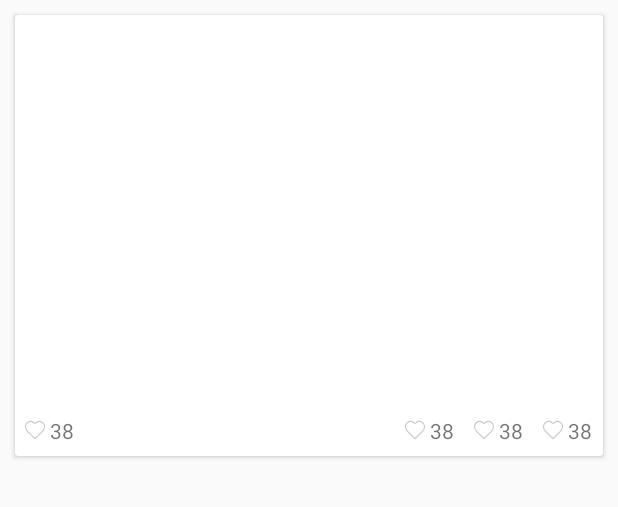
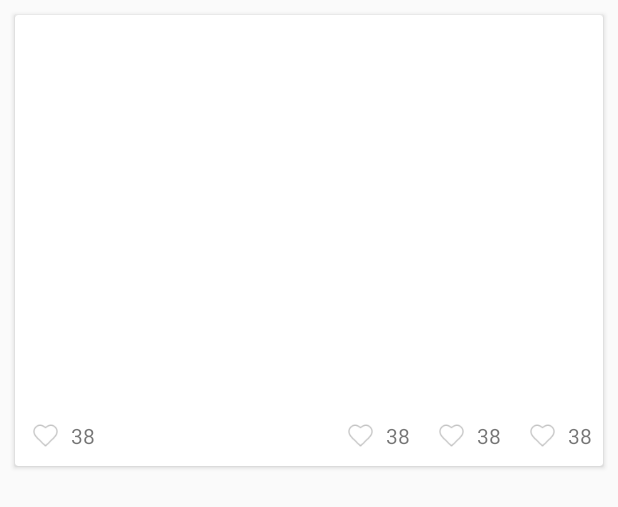
Before and after one commit to andy-yyyy/Dribbble, an Android app: the layout item_shots_list.xml on its own in the app's theme, with its tools: preview values and no code run, on a phone screen of 412 x 824 dp. Shown: the top 507 px of the screen. Run offline under Robolectric (Android 15) with nearby library versions, the phone set to English and light mode, and no system bars.

Commit message:
列表点赞操作

```diff
--- a/app/src/main/java/com/andy/dribbble/api/ShotsService.java
+++ b/app/src/main/java/com/andy/dribbble/api/ShotsService.java
@@ -32,4 +32,8 @@ public class ShotsService {
     public static void likeShot(int shotId, Callback<Object> callback) {
         ApiUtil.getApi(CLASS).likeShot(shotId, TOKEN).enqueue(callback);
     }
+
+    public static void checkShot(int shotId, Callback<Object> callback) {
+        ApiUtil.getApi(CLASS).checkLike(shotId, TOKEN).enqueue(callback);
+    }
 }
--- a/app/src/main/res/layout/item_shots_list.xml
+++ b/app/src/main/res/layout/item_shots_list.xml
@@ -16,19 +16,19 @@
             android:layout_width="match_parent"
             android:layout_height="260dp" />
         <RelativeLayout
-            android:padding="5dp"
             android:layout_width="match_parent"
             android:layout_height="wrap_content"
             android:layout_below="@id/image">
             <com.andy.dribbble.view.IconText
                 android:id="@+id/update_time"
-                style="@style/BaseTextStyle"
+                style="@style/IconTextStyle"
                 app:icon="@mipmap/ic_time"
                 android:layout_width="wrap_content"
                 android:layout_height="wrap_content" />
             <com.andy.dribbble.view.IconText
                 android:id="@+id/likes_count"
                 app:icon="@mipmap/ic_like"
+                style="@style/IconTextStyle"
                 android:layout_alignParentRight="true"
                 android:layout_width="wrap_content"
                 android:layout_height="wrap_content" />
@@ -36,7 +36,7 @@
                 android:id="@+id/comments_count"
                 app:icon="@mipmap/ic_comment"
                 android:layout_toLeftOf="@id/likes_count"
-                android:layout_marginRight="10dp"
+                style="@style/IconTextStyle"
                 android:layout_width="wrap_content"
                 android:layout_height="wrap_content" />
             <com.andy.dribbble.view.IconText
@@ -44,7 +44,7 @@
                 app:icon="@mipmap/ic_view"
                 android:layout_toLeftOf="@id/comments_count"
                 android:layout_toStartOf="@id/comments_count"
-                android:layout_marginRight="10dp"
+                style="@style/IconTextStyle"
                 android:layout_width="wrap_content"
                 android:layout_height="wrap_content" />
         </RelativeLayout>
--- a/app/src/main/res/layout/layout_icon_text.xml
+++ b/app/src/main/res/layout/layout_icon_text.xml
@@ -9,8 +9,9 @@
         android:scaleType="centerInside"
         android:layout_gravity="center"
         android:src="@mipmap/ic_like"
-        android:layout_width="16dp"
-        android:layout_height="16dp" />
+        android:padding="5dp"
+        android:layout_width="30dp"
+        android:layout_height="30dp" />
     <TextView
         android:id="@+id/text"
         android:text="38"
--- a/app/src/main/res/values/styles.xml
+++ b/app/src/main/res/values/styles.xml
@@ -18,4 +18,11 @@
         <item name="android:shadowColor">@color/deep_gray</item>
         <item name="android:shadowRadius">16</item>
     </style>
+
+    <style name="IconTextStyle">
+        <item name="android:paddingLeft">5dp</item>
+        <item name="android:paddingRight">5dp</item>
+        <item name="android:paddingTop">5dp</item>
+        <item name="android:paddingBottom">5dp</item>
+    </style>
 </resources>
```
Also changed, not shown: app/build.gradle (+11 -0 lines), app/src/main/java/com/andy/dribbble/ShotsListFrag.java (+7 -2 lines), app/src/main/java/com/andy/dribbble/adapter/ShotsListAdapter.java (+47 -1 lines), app/src/main/java/com/andy/dribbble/api/net_interface/ShotsInterface.java (+10 -1 lines), 1 other file.
